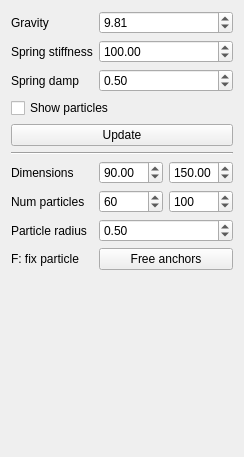
First picture: the form in CA-Simulations/forms/widgetcloth.ui, repository Astri2/ESIR3-FIB-Computer-Animation-Labs, before the edit.
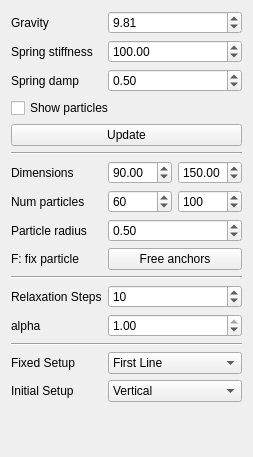
Second picture: the form after the edit.

Diff of the .ui file:
```diff
--- a/CA-Simulations/forms/widgetcloth.ui
+++ b/CA-Simulations/forms/widgetcloth.ui
@@ -94,7 +94,7 @@
    <item row="5" column="0" colspan="2">
     <widget class="Line" name="line">
      <property name="orientation">
-      <enum>Qt::Horizontal</enum>
+      <enum>Qt::Orientation::Horizontal</enum>
      </property>
     </widget>
    </item>
@@ -178,20 +178,6 @@
      </item>
     </layout>
    </item>
-   <item row="9" column="0">
-    <widget class="QLabel" name="label_8">
-     <property name="text">
-      <string>F: fix particle</string>
-     </property>
-    </widget>
-   </item>
-   <item row="9" column="1">
-    <widget class="QPushButton" name="btnFreeAnchors">
-     <property name="text">
-      <string>Free anchors</string>
-     </property>
-    </widget>
-   </item>
    <item row="8" column="0">
     <widget class="QLabel" name="label_5">
      <property name="text">
@@ -215,6 +201,125 @@
      </property>
     </widget>
    </item>
+   <item row="9" column="0">
+    <widget class="QLabel" name="label_8">
+     <property name="text">
+      <string>F: fix particle</string>
+     </property>
+    </widget>
+   </item>
+   <item row="9" column="1">
+    <widget class="QPushButton" name="btnFreeAnchors">
+     <property name="text">
+      <string>Free anchors</string>
+     </property>
+    </widget>
+   </item>
+   <item row="10" column="0" colspan="2">
+    <widget class="Line" name="line_2">
+     <property name="orientation">
+      <enum>Qt::Orientation::Horizontal</enum>
+     </property>
+    </widget>
+   </item>
+   <item row="11" column="0">
+    <widget class="QLabel" name="label_7">
+     <property name="text">
+      <string>Relaxation Steps</string>
+     </property>
+    </widget>
+   </item>
+   <item row="11" column="1">
+    <widget class="QSpinBox" name="RelaxationSteps">
+     <property name="value">
+      <number>10</number>
+     </property>
+    </widget>
+   </item>
+   <item row="12" column="0">
+    <widget class="QLabel" name="label_9">
+     <property name="text">
+      <string>alpha</string>
+     </property>
+    </widget>
+   </item>
+   <item row="12" column="1">
+    <widget class="QDoubleSpinBox" name="RelaxationAlpha">
+     <property name="maximum">
+      <double>1.000000000000000</double>
+     </property>
+     <property name="singleStep">
+      <double>0.050000000000000</double>
+     </property>
+     <property name="value">
+      <double>1.000000000000000</double>
+     </property>
+    </widget>
+   </item>
+   <item row="14" column="0">
+    <widget class="QLabel" name="label_10">
+     <property name="text">
+      <string>Fixed Setup</string>
+     </property>
+    </widget>
+   </item>
+   <item row="14" column="1">
+    <widget class="QComboBox" name="FixedSetup">
+     <item>
+      <property name="text">
+       <string>First Line</string>
+      </property>
+     </item>
+     <item>
+      <property name="text">
+       <string>Partial First Line</string>
+      </property>
+     </item>
+     <item>
+      <property name="text">
+       <string>Corners</string>
+      </property>
+     </item>
+     <item>
+      <property name="text">
+       <string>Nothing</string>
+      </property>
+     </item>
+     <item>
+      <property name="text">
+       <string>All</string>
+      </property>
+     </item>
+    </widget>
+   </item>
+   <item row="13" column="0" colspan="2">
+    <widget class="Line" name="line_3">
+     <property name="orientation">
+      <enum>Qt::Orientation::Horizontal</enum>
+     </property>
+    </widget>
+   </item>
+   <item row="15" column="0">
+    <widget class="QLabel" name="label_11">
+     <property name="text">
+      <string>Initial Setup</string>
+     </property>
+    </widget>
+   </item>
+   <item row="15" column="1">
+    <widget class="QComboBox" name="InitialSetup">
+     <item>
+      <property name="text">
+       <string>Vertical</string>
+      </property>
+     </item>
+     <item>
+      <property name="text">
+       <string>Horizontal</string>
+      </property>
+     </item>
+    </widget>
+   </item>
   </layout>
  </widget>
  <resources/>
```
